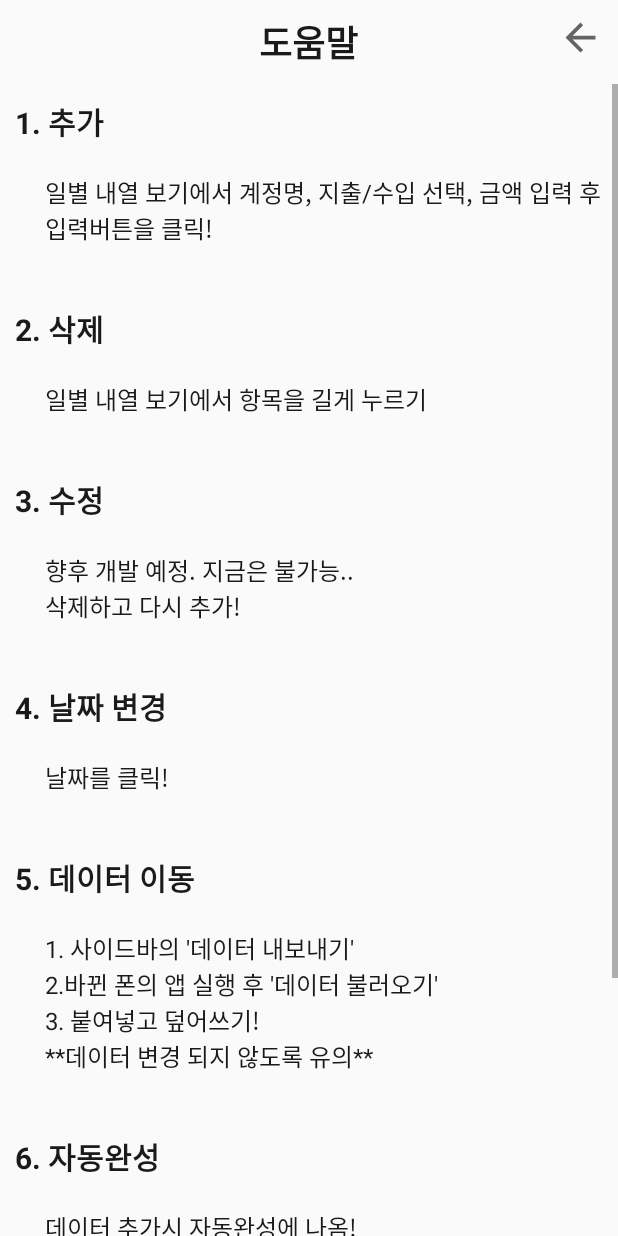
After one commit to choisungyoung/TangA-Account-Book, an Android app: the fragment HelpFragment placed in its activity, on a phone screen of 412 x 824 dp. The commit adds this screen. Run offline under Robolectric (Android 15) with nearby library versions, the phone set to English and light mode, and no system bars.

Commit message:
[오늘버튼 추가], [다이어리 개발 시작]

```diff
--- /dev/null
+++ b/app/src/main/java/com/example/sungyoung/testproject1/fragment/HelpFragment.java
@@ -0,0 +1,65 @@
+package com.example.sungyoung.testproject1.fragment;
+
+import android.app.DatePickerDialog;
+import android.content.Context;
+import android.database.Cursor;
+import android.net.Uri;
+import android.os.Bundle;
+import android.support.v4.app.Fragment;
+import android.text.InputFilter;
+import android.text.Spanned;
+import android.view.LayoutInflater;
+import android.view.View;
+import android.view.ViewGroup;
+import android.widget.ArrayAdapter;
+import android.widget.AutoCompleteTextView;
+import android.widget.Button;
+import android.widget.ListView;
+import android.widget.Toast;
+
+import com.example.sungyoung.testproject1.R;
+import com.example.sungyoung.testproject1.account.Account;
+import com.example.sungyoung.testproject1.account.AccountDBHelper;
+import com.example.sungyoung.testproject1.activity.AccountBookActivity;
+import com.example.sungyoung.testproject1.adapter.ImexListviewAdapter;
+
+import java.text.SimpleDateFormat;
+import java.util.ArrayList;
+import java.util.Date;
+import java.util.List;
+
+public class HelpFragment extends Fragment {
+
+    public HelpFragment() {
+        // Required empty public constructor
+    }
+
+    @Override
+    public void onCreate(Bundle savedInstanceState) {
+        super.onCreate(savedInstanceState);
+    }
+
+    @Override
+    public View onCreateView(LayoutInflater inflater, ViewGroup container,
+                             Bundle savedInstanceState) {
+        // Inflate the layout for this fragment
+        View view = inflater.inflate(R.layout.fragment_help, container, false);
+
+        return view;
+    }
+
+    @Override
+    public void onAttach(Context context) {
+        super.onAttach(context);
+    }
+
+    @Override
+    public void onDetach() {
+        super.onDetach();
+    }
+
+    public interface OnFragmentInteractionListener {
+        // TODO: Update argument type and name
+        void onFragmentInteraction(Uri uri);
+    }
+}
--- a/app/src/main/java/com/example/sungyoung/testproject1/fragment/TodayFragment.java
+++ b/app/src/main/java/com/example/sungyoung/testproject1/fragment/TodayFragment.java
@@ -65,6 +65,7 @@ public class TodayFragment extends Fragment {
 
     public Button confButton;
     public Button yestButton;
+    public Button todayButton;
     public Button tomorrowButton;
 
     public TextView dateText;
@@ -144,6 +145,7 @@ public class TodayFragment extends Fragment {
 
         confButton = view.findViewById(R.id.confButton);
         yestButton = view.findViewById(R.id.yestButton);
+        todayButton = view.findViewById(R.id.todayButton);
         tomorrowButton = view.findViewById(R.id.tomorrowButton);
 
         //자동완성
@@ -207,6 +209,19 @@ public class TodayFragment extends Fragment {
                     Toast.makeText(getActivity(), autoList.toArray().toString(), Toast.LENGTH_SHORT);
                 else{
                     date = new Date(date.getTime()+(1000*60*60*24*-1));
+                    dateText.setText(dateFormat.format(date));
+                    showList();
+                }
+            }
+        });
+        //오늘버튼
+        todayButton.setOnClickListener(new View.OnClickListener() {
+            @Override
+            public void onClick(View view) {
+                Date date = new Date();      // birthday 버튼의 초기화를 위해 date 객체와 SimpleDataFormat 사용
+                if(date==null)
+                    Toast.makeText(getActivity(), autoList.toArray().toString(), Toast.LENGTH_SHORT);
+                else{
                     dateText.setText(dateFormat.format(date));
                     showList();
                 }
--- /dev/null
+++ b/app/src/main/res/layout/fragment_help.xml
@@ -0,0 +1,164 @@
+<?xml version="1.0" encoding="utf-8"?>
+<android.support.constraint.ConstraintLayout xmlns:android="http://schemas.android.com/apk/res/android"
+    xmlns:app="http://schemas.android.com/apk/res-auto"
+    xmlns:tools="http://schemas.android.com/tools"
+    android:layout_width="match_parent"
+    android:layout_height="match_parent"
+    tools:context=".fragment.HelpFragment">
+
+    <LinearLayout
+        android:layout_width="match_parent"
+        android:layout_height="match_parent"
+        android:focusable="true"
+        android:focusableInTouchMode="true"
+        android:orientation="vertical">
+        <TextView
+                android:layout_width="wrap_content"
+                android:layout_height="wrap_content"
+                android:layout_gravity="center"
+                android:layout_margin="10dp"
+                android:text="도움말"
+                android:textColor="@color/colorBlack"
+                android:textSize="24sp"
+                android:textStyle="bold" />
+
+        <ScrollView
+                android:layout_width="match_parent"
+                android:layout_height="match_parent">
+
+            <LinearLayout
+                    android:layout_width="match_parent"
+                    android:layout_height="wrap_content"
+                    android:focusable="true"
+                    android:focusableInTouchMode="true"
+                    android:orientation="vertical">
+
+                <TextView
+                        android:layout_width="wrap_content"
+                        android:layout_height="wrap_content"
+                        android:layout_margin="10dp"
+                        android:text="1. 추가"
+                        android:textColor="@color/colorBlack"
+                        android:textSize="20sp"
+                        android:textStyle="bold" />
+
+                <TextView
+                        android:layout_width="wrap_content"
+                        android:layout_height="wrap_content"
+                        android:layout_gravity="center"
+                        android:layout_margin="10dp"
+                        android:paddingLeft="20sp"
+                        android:paddingBottom="20sp"
+                        android:text="일별 내열 보기에서 계정명, 지출/수입 선택, 금액 입력 후 입력버튼을 클릭!"
+                        android:textColor="@color/colorBlack"
+                        android:textSize="16sp" />
+
+                <TextView
+                        android:layout_width="wrap_content"
+                        android:layout_height="wrap_content"
+                        android:layout_margin="10dp"
+                        android:text="2. 삭제"
+                        android:textColor="@color/colorBlack"
+                        android:textSize="20sp"
+                        android:textStyle="bold" />
+                <TextView
+                        android:layout_width="wrap_content"
+                        android:layout_height="wrap_content"
+                        android:paddingLeft="20sp"
+                        android:paddingBottom="20sp"
+                        android:layout_margin="10dp"
+                        android:text="일별 내열 보기에서 항목을 길게 누르기"
+                        android:textColor="@color/colorBlack"
+                        android:textSize="16sp" />
+
+                <TextView
+                        android:layout_width="wrap_content"
+                        android:layout_height="wrap_content"
+                        android:layout_margin="10dp"
+                        android:text="3. 수정"
+                        android:textColor="@color/colorBlack"
+                        android:textSize="20sp"
+                        android:textStyle="bold" />
+                <TextView
+                        android:layout_width="wrap_content"
+                        android:layout_height="wrap_content"
+                        android:paddingLeft="20sp"
+                        android:paddingBottom="20sp"
+                        android:layout_margin="10dp"
+                        android:text="향후 개발 예정. 지금은 불가능.. \n삭제하고 다시 추가!"
+                        android:textColor="@color/colorBlack"
+                        android:textSize="16sp" />
+
+                <TextView
+                        android:layout_width="wrap_content"
+                        android:layout_height="wrap_content"
+                        android:layout_margin="10dp"
+                        android:text="4. 날짜 변경"
+                        android:textColor="@color/colorBlack"
+                        android:textSize="20sp"
+                        android:textStyle="bold" />
+                <TextView
+                        android:layout_width="wrap_content"
+                        android:layout_height="wrap_content"
+                        android:paddingLeft="20sp"
+                        android:paddingBottom="20sp"
+                        android:layout_margin="10dp"
+                        android:text="날짜를 클릭!"
+                        android:textColor="@color/colorBlack"
+                        android:textSize="16sp" />
+                <TextView
+                        android:layout_width="wrap_content"
+                        android:layout_height="wrap_content"
+                        android:layout_margin="10dp"
+                        android:text="5. 데이터 이동"
+                        android:textColor="@color/colorBlack"
+                        android:textSize="20sp"
+                        android:textStyle="bold" />
+                <TextView
+                        android:layout_width="wrap_content"
+                        android:layout_height="wrap_content"
+                        android:paddingLeft="20sp"
+                        android:paddingBottom="20sp"
+                        android:layout_margin="10dp"
+                        android:text="1. 사이드바의 '데이터 내보내기' \n2.바뀐 폰의 앱 실행 후 '데이터 불러오기' \n3. 붙여넣고 덮어쓰기!\n**데이터 변경 되지 않도록 유의**"
+                        android:textColor="@color/colorBlack"
+                        android:textSize="16sp" />
+
+                <TextView
+                        android:layout_width="wrap_content"
+                        android:layout_height="wrap_content"
+                        android:layout_margin="10dp"
+                        android:text="6. 자동완성"
+                        android:textColor="@color/colorBlack"
+                        android:textSize="20sp"
+                        android:textStyle="bold" />
+                <TextView
+                        android:layout_width="wrap_content"
+                        android:layout_height="wrap_content"
+                        android:paddingLeft="20sp"
+                        android:paddingBottom="20sp"
+                        android:layout_margin="10sp"
+                        android:text="데이터 추가시 자동완성에 나옴!"
+                        android:textColor="@color/colorBlack"
+                        android:textSize="16sp" />
+                <TextView
+                        android:layout_width="wrap_content"
+                        android:layout_height="wrap_content"
+                        android:layout_margin="10dp"
+                        android:text="7. 장애 발생 시"
+                        android:textColor="@color/colorBlack"
+                        android:textSize="20sp"
+                        android:textStyle="bold" />
+                <TextView
+                        android:layout_width="wrap_content"
+                        android:layout_height="wrap_content"
+                        android:paddingLeft="20sp"
+                        android:paddingBottom="20sp"
+                        android:layout_margin="10sp"
+                        android:text="1.앱 강제종료 후 재실행\n2.휴대폰 재부팅 \n3.그래도 안될 시  tjddud117@naver.com으로 문의주세요.."
+                        android:textColor="@color/colorBlack"
+                        android:textSize="16sp" />
+            </LinearLayout>
+        </ScrollView>
+    </LinearLayout>
+</android.support.constraint.ConstraintLayout>
--- a/app/src/main/res/layout/fragment_search.xml
+++ b/app/src/main/res/layout/fragment_search.xml
@@ -4,7 +4,7 @@
     xmlns:tools="http://schemas.android.com/tools"
     android:layout_width="match_parent"
     android:layout_height="match_parent"
-    tools:context=".fragment.ExpenseFragment">
+    tools:context=".fragment.SearchFragment">
 
     <LinearLayout
         android:layout_width="match_parent"
--- a/app/src/main/res/values/array.xml
+++ b/app/src/main/res/values/array.xml
@@ -9,11 +9,12 @@
         <item>일별 내역 보기</item>
         <item>기간 내역 보기</item>
         <item>검색하기</item>
+        <item>다이어리</item>
     </string-array>
     <string-array name="setting_array">
         <item>도움말</item>
         <item>데이터 내보내기</item>
         <item>데이터 불러오기</item>
-        <item>데이터 다지우기(개발)</item>
+        <!--<item>데이터 다지우기(개발)</item>-->
     </string-array>
 </resources>
```
Also changed, not shown: app/src/main/java/com/example/sungyoung/testproject1/activity/AccountBookActivity.java (+16 -2 lines), app/src/main/java/com/example/sungyoung/testproject1/fragment/DiaryFragment.java (added, +215 -0 lines), app/src/main/res/layout/calgriditem.xml (added, +29 -0 lines), app/src/main/res/layout/fragment_diary.xml (added, +176 -0 lines), app/src/main/res/layout/fragment_today.xml (+15 -2 lines), app/src/main/res/mipmap-xxhdpi/next_button.png (added), app/src/main/res/mipmap-xxhdpi/next_month_button.png (added), app/src/main/res/mipmap-xxhdpi/next_year_button.png (added), app/src/main/res/mipmap-xxhdpi/pre_button.png (added), app/src/main/res/mipmap-xxhdpi/pre_month_button.png (added), app/src/main/res/mipmap-xxhdpi/pre_year_button.png (added).
